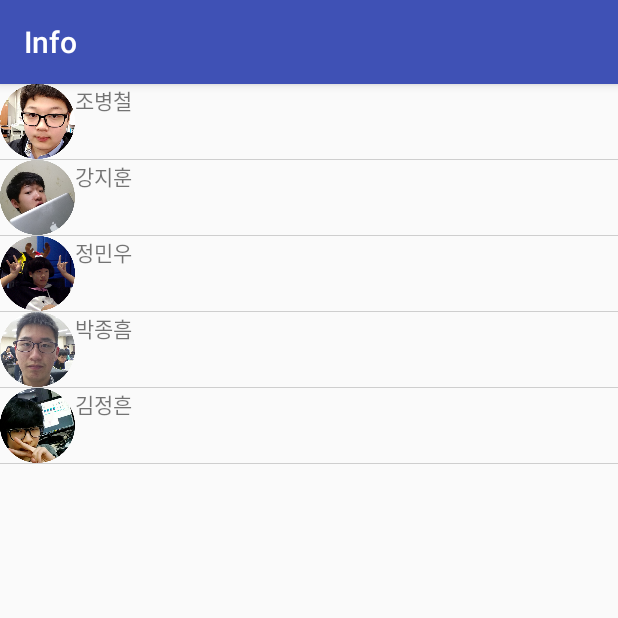
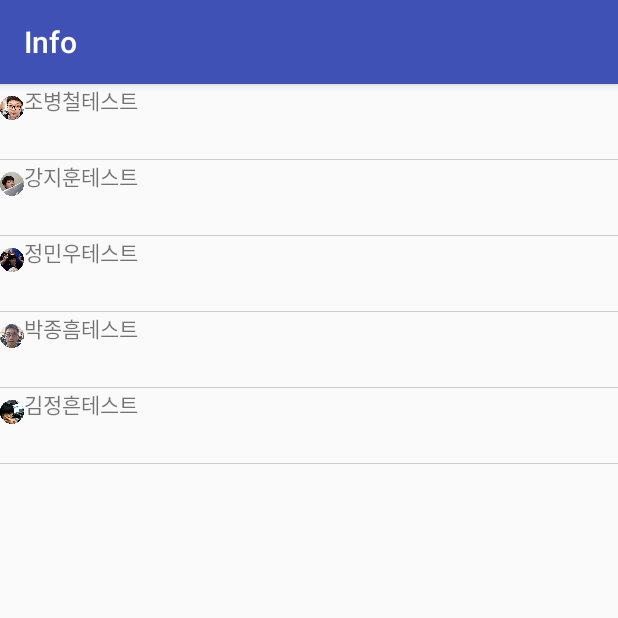
Before and after one commit to whdgmawkd/app, an Android app: the InfoMain screen opened directly, with no data from a screen before it, on a phone screen of 412 x 824 dp, the top half of it. Run offline under Robolectric (Android 15) with nearby library versions, the phone set to English and light mode, and no system bars.

Commit message:
Fucking Final Info

```diff
--- a/app/src/main/java/nlnl/app/CustomList.java
+++ b/app/src/main/java/nlnl/app/CustomList.java
@@ -12,12 +12,14 @@ public class CustomList extends ArrayAdapter<String>{
 
     private final Activity context;
     private final String[] web;
+    private final String[] Desc;
     private final Integer[] imageId;
     public CustomList(Activity context,
-                      String[] web, Integer[] imageId) {
+                      String[] web, String[] Desc, Integer[] imageId) {
         super(context, R.layout.list_single, web);
         this.context = context;
         this.web = web;
+        this.Desc = Desc;
         this.imageId = imageId;
 
     }
@@ -25,10 +27,12 @@ public class CustomList extends ArrayAdapter<String>{
     public View getView(int position, View view, ViewGroup parent) {
         LayoutInflater inflater = context.getLayoutInflater();
         View rowView= inflater.inflate(R.layout.list_single, null, true);
-        TextView txtTitle = (TextView) rowView.findViewById(R.id.txt);
+        TextView txtTitle = (TextView) rowView.findViewById(R.id.list_name);
+        TextView txtDesc = (TextView) rowView.findViewById(R.id.list_desc);
 
-        ImageView imageView = (ImageView) rowView.findViewById(R.id.img);
+        ImageView imageView = (ImageView) rowView.findViewById(R.id.list_profile);
         txtTitle.setText(web[position]);
+        txtDesc.setText(Desc[position]);
 
         imageView.setImageResource(imageId[position]);
         return rowView;
--- a/app/src/main/java/nlnl/app/InfoMain.java
+++ b/app/src/main/java/nlnl/app/InfoMain.java
@@ -22,6 +22,13 @@ public class InfoMain extends AppCompatActivity {
             R.mipmap.jongheum,
             R.mipmap.jungheun
     };
+    String[] Desc = {
+            "테스트",
+            "테스트",
+            "테스트",
+            "테스트",
+            "테스트"
+    };
 
     @Override
     protected void onCreate(Bundle savedInstanceState) {
@@ -29,12 +36,8 @@ public class InfoMain extends AppCompatActivity {
         setContentView(R.layout.activity_info);
 
         CustomList adapter = new
-                CustomList(InfoMain.this, web, imageId);
+                CustomList(InfoMain.this, web, Desc, imageId);
         list = (ListView) findViewById(R.id.listView);
-        if(list == null){
-            Log.d("list","null");
-            return;
-        }
         list.setAdapter(adapter);
 
     }
--- a/app/src/main/res/layout/list_single.xml
+++ b/app/src/main/res/layout/list_single.xml
@@ -1,17 +1,27 @@
 <?xml version="1.0" encoding="utf-8"?>
-<TableLayout xmlns:android="http://schemas.android.com/apk/res/android"
-    android:layout_width="match_parent"
-    android:layout_height="match_parent" >
-    <TableRow>
-        <ImageView
-            android:id="@+id/img"
-            android:layout_width="50dp"
-            android:layout_height="50dp"/>
+<LinearLayout xmlns:android="http://schemas.android.com/apk/res/android"
+    android:layout_width="fill_parent"
+    android:layout_height="wrap_content"
+    android:orientation="horizontal">
 
+    <ImageView
+        android:id="@+id/list_profile"
+        android:layout_width="32dp"
+        android:layout_height="32dp"
+        android:layout_weight="1" />
+    <LinearLayout
+        android:layout_width="fill_parent"
+        android:layout_height="wrap_content"
+        android:orientation="horizontal"
+        android:layout_weight="1">
         <TextView
-            android:id="@+id/txt"
+            android:id="@+id/list_name"
             android:layout_width="wrap_content"
             android:layout_height="50dp" />
-
-    </TableRow>
-</TableLayout>
+        <TextView
+            android:id="@+id/list_desc"
+            android:layout_width="wrap_content"
+            android:layout_height="50dp"
+            />
+    </LinearLayout>
+</LinearLayout>
```
Also changed, not shown: app/src/main/res/layout/dream_card.xml (+29 -4 lines).
